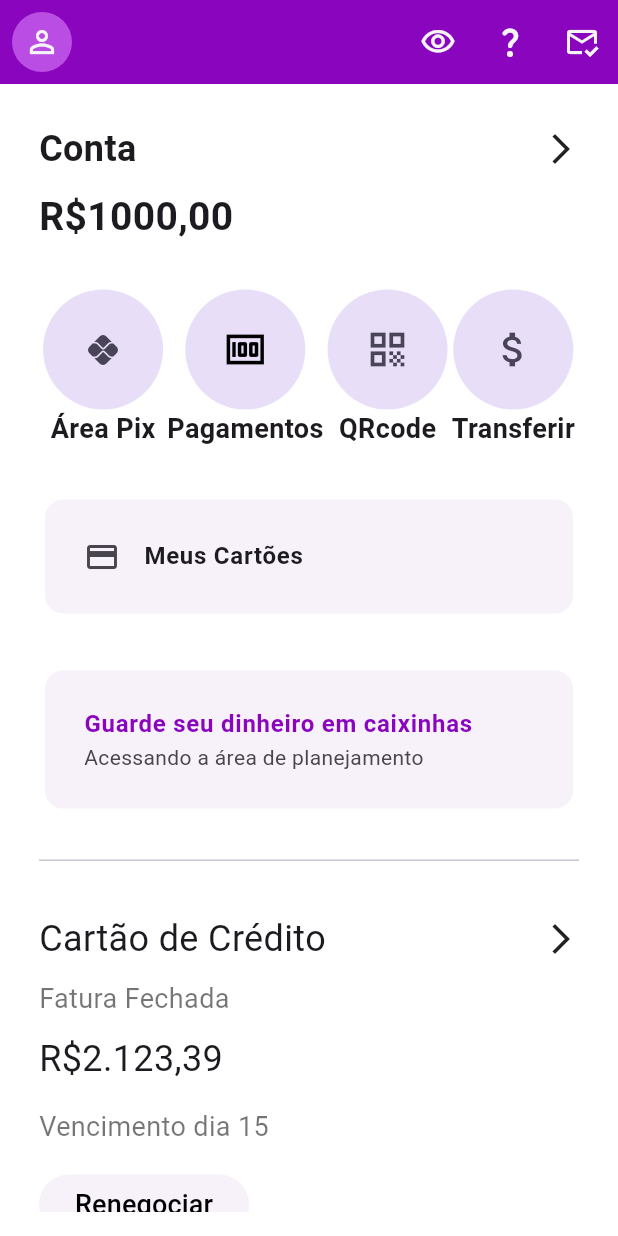
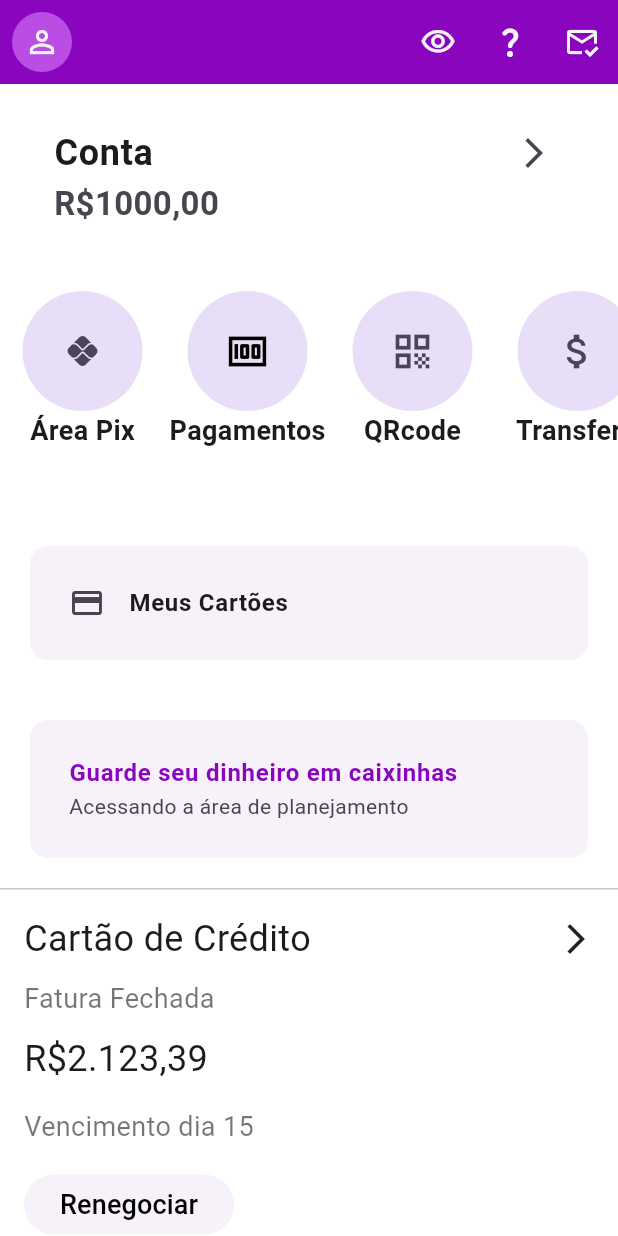
Before and after one commit to danibez/nubankFlutter, a Flutter app: the screen it shows after launch, on a phone screen of 412 x 824 dp. Run offline on Flutter 3.47's test engine with Material 3 defaults, Android fonts, the phone set to English and light mode, and no system bars.

```diff
--- a/lib/homeScreen/appbody.dart
+++ b/lib/homeScreen/appbody.dart
@@ -13,21 +13,28 @@ class AppBody extends StatelessWidget {
       backgroundColor: Colors.white,
       appBar: AppBar(
         actions: [
-            IconButton(icon: const Icon(Icons.visibility_outlined),
-            color:  const Color(0xFFF5F5F5),
+          IconButton(
+            icon: const Icon(Icons.visibility_outlined),
+            color: const Color(0xFFF5F5F5),
             onPressed: () {},
           ),
-            IconButton(icon: const Icon(Icons.question_mark_rounded, color: Color(0xFFF5F5F5)),
-              color:  const Color(0xFFF5F5F5),
+          IconButton(
+            icon: const Icon(Icons.question_mark_rounded,
+                color: Color(0xFFF5F5F5)),
+            color: const Color(0xFFF5F5F5),
             onPressed: () {},
           ),
-            IconButton(icon: const Icon(Icons.mark_email_read_outlined, color: Color(0xFFF5F5F5)),
-              color:  const Color(0xFFF5F5F5),
+          IconButton(
+            icon: const Icon(Icons.mark_email_read_outlined,
+                color: Color(0xFFF5F5F5)),
+            color: const Color(0xFFF5F5F5),
             onPressed: () {},
           ),
         ],
         leading: IconButton(
-              style: const ButtonStyle(backgroundColor: WidgetStatePropertyAll<Color>(Color(0xFFBA4DE3))),
+          style: const ButtonStyle(
+              backgroundColor:
+                  WidgetStatePropertyAll<Color>(Color(0xFFBA4DE3))),
           icon: const Icon(Icons.person_outline, color: Color(0xFFF5F5F5)),
           color: const Color(0xFFF5F5F5),
           onPressed: () {
@@ -36,30 +43,23 @@ class AppBody extends StatelessWidget {
         ),
         backgroundColor: const Color(0xFF8A05BE),
       ),
-        body: Container(
-          margin: const EdgeInsets.all(16),
-          child: ListView(
-            padding: const EdgeInsets.all(10),
+      body: ListView(
         children: const [
           Conta(),
-              Padding(
-                padding: EdgeInsets.only(top: 30, bottom: 35),
-                child: Divider(height: 1,),
+          Divider(
+            height: 1,
           ),
-              Credito(),
-              Padding(
-                padding: EdgeInsets.only(top: 30, bottom: 35),
-                child: Divider(height: 1,),
+          Padding(padding: EdgeInsets.all(16), child: Credito()),
+          Divider(
+            height: 1,
           ),
-              Emprestimo(),
-              Padding(
-                padding: EdgeInsets.only(top: 30, bottom: 35),
-                child: Divider(height: 1,),
+          Padding(padding: EdgeInsets.all(16), child: Emprestimo()),
+          Divider(
+            height: 1,
           ),
-              Descubra()
+          Padding(padding: EdgeInsets.all(16), child: Descubra())
         ],
       ),
-    ));
+    );
   }
-
 }
--- a/lib/homeScreen/conta.dart
+++ b/lib/homeScreen/conta.dart
@@ -4,11 +4,18 @@ class Conta extends StatelessWidget {
   const Conta({super.key});
 
   @override
-  Widget build(Object context) {
-    return Column(
-      crossAxisAlignment: CrossAxisAlignment.start,
-      children: [
-      const Row(
+  Widget build(BuildContext context) {
+    return Column(crossAxisAlignment: CrossAxisAlignment.start, children: [
+      Padding(
+          padding: const EdgeInsets.all(16),
+          child: Card(
+            elevation: 0,
+            color: Colors.white,
+            child: ListTile(
+              onTap: () {
+                Navigator.pushNamed(context, "/minhaConta");
+              },
+              title: const Row(
             mainAxisAlignment: MainAxisAlignment.spaceBetween,
             children: [
           Text(
@@ -18,47 +25,60 @@ class Conta extends StatelessWidget {
               Icon(Icons.arrow_forward_ios_outlined),
             ],
           ),
+              subtitle: const Text(
+                "R\$1000,00",
+                style: TextStyle(fontSize: 22, fontWeight: FontWeight.bold),
+              ),
+            ),
+          )),
       const SizedBox(
-        height: 10,
+        height: 15,
       ),
-      const Text(
-        "R\$1000,00",
-        style: TextStyle(fontSize: 26, fontWeight: FontWeight.bold),
-      ),
-      const SizedBox(
-        height: 30,
-      ),
-      Row(
-        mainAxisAlignment: MainAxisAlignment.spaceEvenly,
+      Container(
+          alignment: Alignment.centerLeft,
+          height: 150,
+          width: double.infinity,
+          child: ListView(
+            itemExtent: 110,
+            shrinkWrap: true,
+            scrollDirection: Axis.horizontal,
+            // mainAxisAlignment: MainAxisAlignment.spaceEvenly,
             children: [
               Column(children: [
                 IconButton.filledTonal(
                   style: const ButtonStyle(
-                fixedSize: WidgetStatePropertyAll<Size>(Size.fromRadius(40)),
+                    fixedSize:
+                        WidgetStatePropertyAll<Size>(Size.fromRadius(40)),
                   ),
                   icon: const Icon(Icons.pix),
                   onPressed: () {},
                 ),
-            const Text("Área Pix",
-            style: TextStyle(fontSize: 18, fontWeight: FontWeight.bold),)
+                const Text(
+                  "Área Pix",
+                  style: TextStyle(fontSize: 18, fontWeight: FontWeight.bold),
+                )
               ]),
               Column(children: [
                 IconButton.filledTonal(
                   style: const ButtonStyle(
-                fixedSize: WidgetStatePropertyAll<Size>(Size.fromRadius(40)),
+                    fixedSize:
+                        WidgetStatePropertyAll<Size>(Size.fromRadius(40)),
                   ),
                   icon: const Icon(Icons.money),
                   iconSize: 30,
                   color: Colors.black,
                   onPressed: () {},
                 ),
-            const Text("Pagamentos",
-            style: TextStyle(fontSize: 18, fontWeight: FontWeight.bold),)
+                const Text(
+                  "Pagamentos",
+                  style: TextStyle(fontSize: 18, fontWeight: FontWeight.bold),
+                )
               ]),
               Column(children: [
                 IconButton.filledTonal(
                   style: const ButtonStyle(
-                fixedSize: WidgetStatePropertyAll<Size>(Size.fromRadius(40)),
+                    fixedSize:
+                        WidgetStatePropertyAll<Size>(Size.fromRadius(40)),
                   ),
                   icon: const Icon(
                     Icons.qr_code,
@@ -66,13 +86,16 @@ class Conta extends StatelessWidget {
                   ),
                   onPressed: () {},
                 ),
-            const Text("QRcode",
-            style: TextStyle(fontSize: 18, fontWeight: FontWeight.bold),)
+                const Text(
+                  "QRcode",
+                  style: TextStyle(fontSize: 18, fontWeight: FontWeight.bold),
+                )
               ]),
               Column(children: [
                 IconButton.filledTonal(
                   style: const ButtonStyle(
-                fixedSize: WidgetStatePropertyAll<Size>(Size.fromRadius(40)),
+                    fixedSize:
+                        WidgetStatePropertyAll<Size>(Size.fromRadius(40)),
                   ),
                   icon: const Icon(
                     Icons.attach_money,
@@ -80,34 +103,71 @@ class Conta extends StatelessWidget {
                   ),
                   onPressed: () {},
                 ),
-            const Text("Transferir",
-            style: TextStyle(fontSize: 18, fontWeight: FontWeight.bold),)
+                const Text(
+                  "Transferir",
+                  style: TextStyle(fontSize: 18, fontWeight: FontWeight.bold),
+                )
+              ]),
+              Column(children: [
+                IconButton.filledTonal(
+                  style: const ButtonStyle(
+                    fixedSize:
+                        WidgetStatePropertyAll<Size>(Size.fromRadius(40)),
+                  ),
+                  icon: const Icon(Icons.phone_android_outlined),
+                  onPressed: () {},
+                ),
+                const Text(
+                  "Recarga de Celular",
+                  overflow: TextOverflow.clip,
+                  textAlign: TextAlign.center,
+                  style: TextStyle(fontSize: 18, fontWeight: FontWeight.bold),
+                )
+              ]),
+              Column(children: [
+                IconButton.filledTonal(
+                  style: const ButtonStyle(
+                    fixedSize:
+                        WidgetStatePropertyAll<Size>(Size.fromRadius(40)),
+                  ),
+                  icon: const Icon(Icons.transform_rounded),
+                  onPressed: () {},
+                ),
+                const Text(
+                  "Depositar",
+                  style: TextStyle(fontSize: 18, fontWeight: FontWeight.bold),
+                )
               ]),
             ],
+          )),
+      const Padding(
+          padding: EdgeInsets.all(16),
+          child: Card(
+              elevation: 0,
+              child: Padding(
+                padding: EdgeInsets.all(10),
+                child: ListTile(
+                  title: Text(
+                    "Meus Cartões",
+                    style: TextStyle(fontWeight: FontWeight.bold),
                   ),
-      const SizedBox(
-        height: 30,
+                  leading: Icon(Icons.credit_card),
                 ),
-      const Card(
-        elevation: 0,
-        child: Padding(padding: EdgeInsets.all(10), child: ListTile(
-          title: Text("Meus Cartões",
-          style: TextStyle(fontWeight: FontWeight.bold),),
-          leading: Icon(Icons.credit_card),
-        ),)
-      ),
-      const SizedBox(
-        height: 30,
-      ),
-      Card(
+              ))),
+      Padding(
+          padding: const EdgeInsets.all(16),
+          child: Card(
             elevation: 0,
             child: Container(
                 padding: const EdgeInsets.all(10),
                 child: const ListTile(
-              title: Text("Guarde seu dinheiro em caixinhas",style: TextStyle(fontWeight: FontWeight.bold, color: Color(0xFF8A05BE))),
+                  title: Text("Guarde seu dinheiro em caixinhas",
+                      style: TextStyle(
+                          fontWeight: FontWeight.bold,
+                          color: Color(0xFF8A05BE))),
                   subtitle: Text("Acessando a área de planejamento"),
                 )),
-      )
+          ))
     ]);
   }
 }
--- a/lib/main.dart
+++ b/lib/main.dart
@@ -1,4 +1,5 @@
 import 'package:flutter/material.dart';
+import 'package:nubank/conta/conta.dart';
 import 'package:nubank/homeScreen/appbody.dart';
 import 'package:nubank/profile.dart';
 
@@ -17,6 +18,7 @@ class MainApp extends StatelessWidget {
       routes: {
         '/': (context) => const AppBody(),
         '/profile': (context) => const Profile(),
+        '/minhaConta': (context) => const MinhaConta()
       },
     );
   }
```
Also changed, not shown: lib/conta/conta.dart (added, +187 -0 lines), lib/conta/historico.dart (added, +68 -0 lines), lib/conta/historicoGenerator.dart (added). Lines whose indentation alone changed are shown as unchanged.
